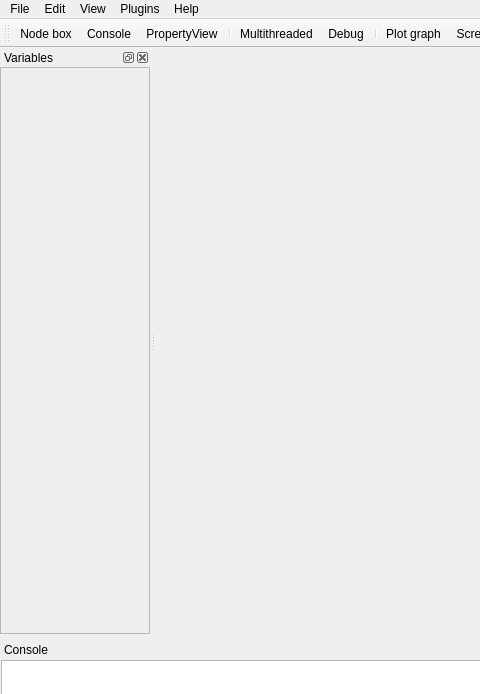
Before: the Qt Designer form PyFlow/GraphEditor_ui.ui in wonderworks-software/PyFlow, drawn with Qt 5; both pictures show x 0 to 480 and y 0 to 694 of the 1287 by 875 pixel window.
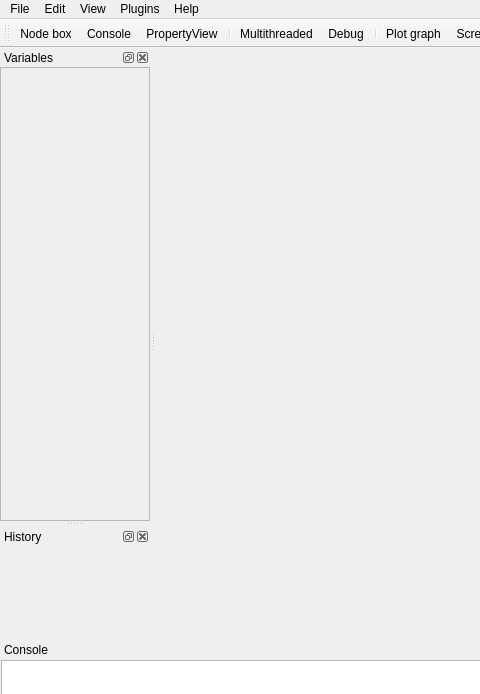
After: the same form once the commit is applied. Icons and pictures are not drawn.

What changed in the file:
```diff
--- a/PyFlow/GraphEditor_ui.ui
+++ b/PyFlow/GraphEditor_ui.ui
@@ -252,8 +252,8 @@
          <rect>
           <x>0</x>
           <y>0</y>
-          <width>215</width>
-          <height>556</height>
+          <width>148</width>
+          <height>385</height>
          </rect>
         </property>
         <layout class="QGridLayout" name="gridLayout_5">
@@ -350,6 +350,36 @@
     </layout>
    </widget>
   </widget>
+  <widget class="QDockWidget" name="dockWidgetUndoStack">
+   <property name="enabled">
+    <bool>true</bool>
+   </property>
+   <property name="windowTitle">
+    <string>History</string>
+   </property>
+   <attribute name="dockWidgetArea">
+    <number>1</number>
+   </attribute>
+   <widget class="QWidget" name="dockWidgetContents_3">
+    <layout class="QGridLayout" name="gridLayout_6">
+     <property name="leftMargin">
+      <number>1</number>
+     </property>
+     <property name="topMargin">
+      <number>1</number>
+     </property>
+     <property name="rightMargin">
+      <number>1</number>
+     </property>
+     <property name="bottomMargin">
+      <number>1</number>
+     </property>
+     <property name="spacing">
+      <number>1</number>
+     </property>
+    </layout>
+   </widget>
+  </widget>
   <action name="actionDelete">
    <property name="icon">
     <iconset resource="nodes_res.qrc">
```
Left out of the diff: 6 changed lines with no effect on the pictures.
